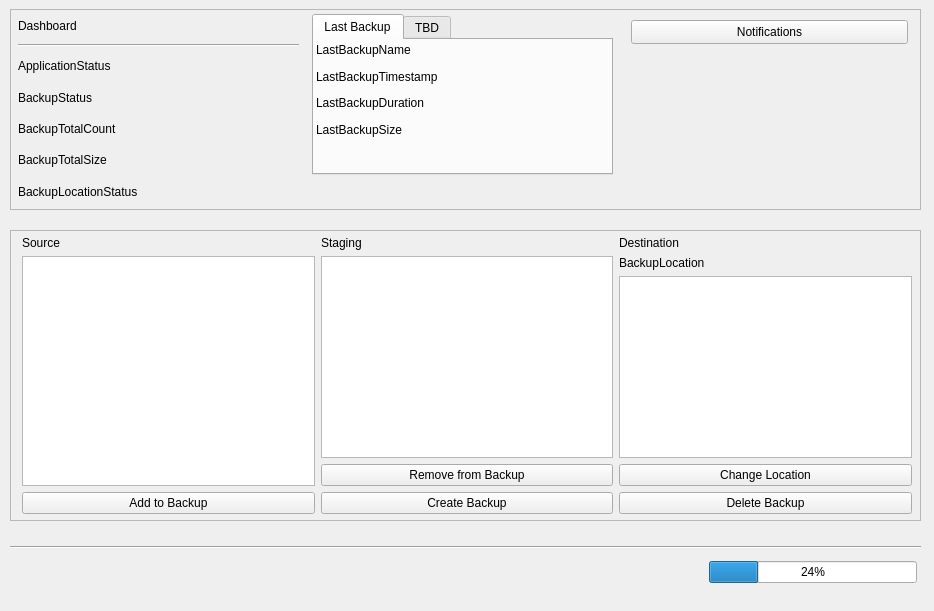
Above: ui/mainwindow/mainwindow.ui from shawn-sss/backtrack before the change. Below: the same form after it.
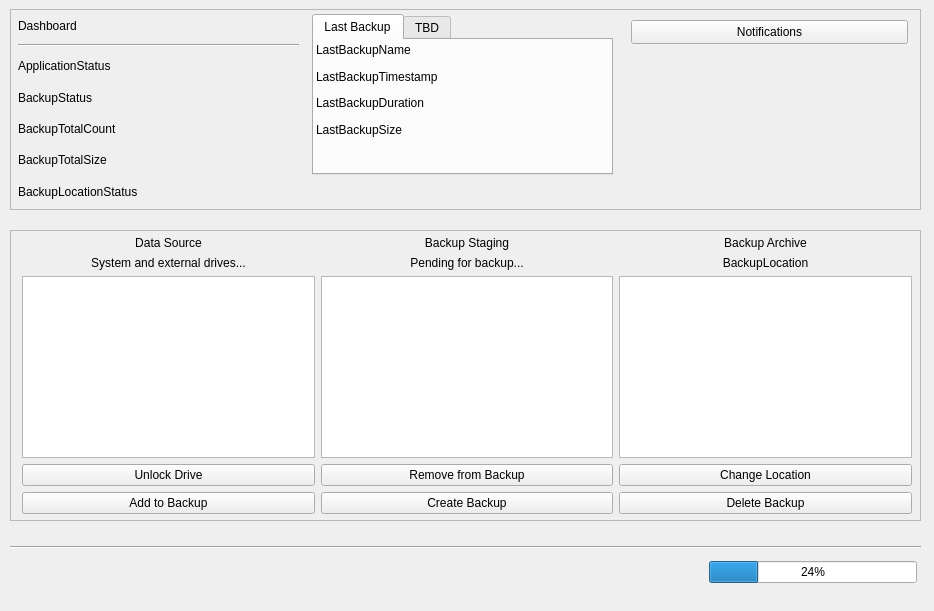
That is the form after the change.

Commit message: Improve UI, add unlock drive feature

The edit to the form file:
```diff
--- a/ui/mainwindow/mainwindow.ui
+++ b/ui/mainwindow/mainwindow.ui
@@ -44,7 +44,20 @@
         <item>
          <widget class="QLabel" name="SourceTreeTitleLabel">
           <property name="text">
-           <string>Source</string>
+           <string>Data Source</string>
+          </property>
+          <property name="alignment">
+           <set>Qt::AlignmentFlag::AlignCenter</set>
+          </property>
+         </widget>
+        </item>
+        <item>
+         <widget class="QLabel" name="SourceListLabel">
+          <property name="text">
+           <string>System and external drives...</string>
+          </property>
+          <property name="alignment">
+           <set>Qt::AlignmentFlag::AlignCenter</set>
           </property>
          </widget>
         </item>
@@ -58,6 +71,13 @@
           </property>
          </widget>
         </item>
+        <item>
+         <widget class="QPushButton" name="UnlockDriveButton">
+          <property name="text">
+           <string>Unlock Drive</string>
+          </property>
+         </widget>
+        </item>
         <item>
          <widget class="QPushButton" name="AddToBackupButton">
           <property name="text">
@@ -72,7 +92,20 @@
         <item>
          <widget class="QLabel" name="StagingListTitleLabel">
           <property name="text">
-           <string>Staging</string>
+           <string>Backup Staging</string>
+          </property>
+          <property name="alignment">
+           <set>Qt::AlignmentFlag::AlignCenter</set>
+          </property>
+         </widget>
+        </item>
+        <item>
+         <widget class="QLabel" name="StagingListLabel">
+          <property name="text">
+           <string>Pending for backup...</string>
+          </property>
+          <property name="alignment">
+           <set>Qt::AlignmentFlag::AlignCenter</set>
           </property>
          </widget>
         </item>
@@ -100,7 +133,10 @@
         <item>
          <widget class="QLabel" name="DestinationTreeTitleLabel">
           <property name="text">
-           <string>Destination</string>
+           <string>Backup Archive</string>
+          </property>
+          <property name="alignment">
+           <set>Qt::AlignmentFlag::AlignCenter</set>
           </property>
          </widget>
         </item>
@@ -109,6 +145,9 @@
           <property name="text">
            <string>BackupLocation</string>
           </property>
+          <property name="alignment">
+           <set>Qt::AlignmentFlag::AlignCenter</set>
+          </property>
          </widget>
         </item>
         <item>
```
The commit also changes 6 other files.
